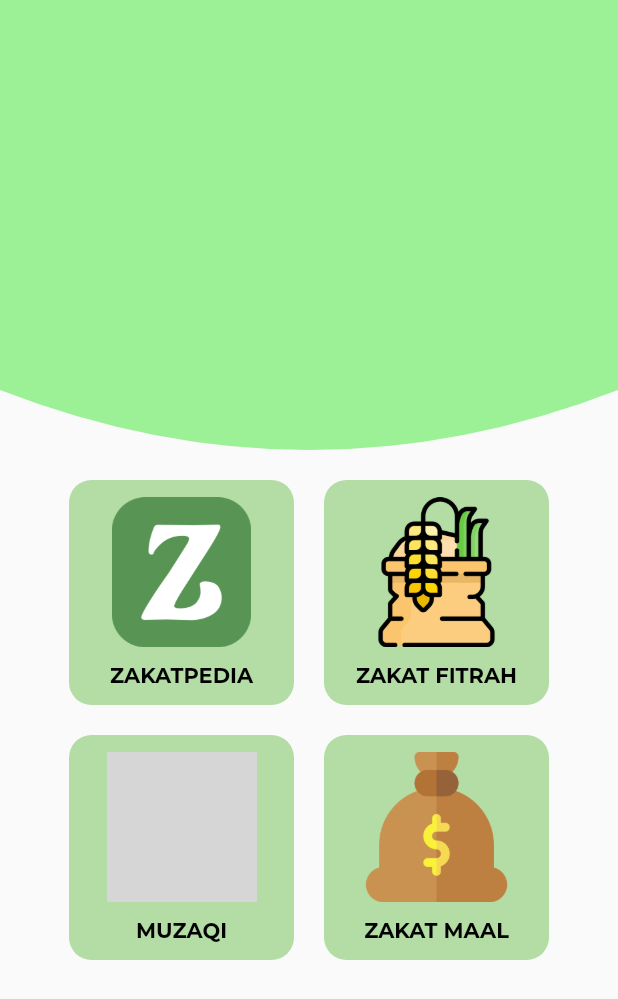
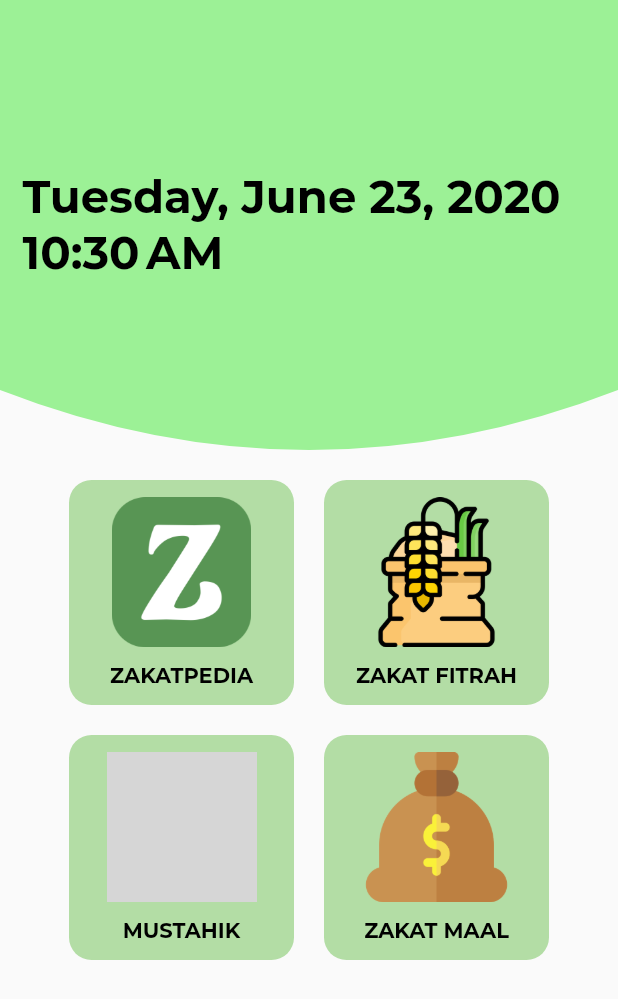
Before and after one commit to AdriF31/Zakats, a Flutter app: the screen it shows after launch, on a phone screen of 412 x 824 dp. Shown: the top 999 px of the screen. Run offline on Flutter 3.47's test engine with Material 2 defaults, Android fonts, the phone set to English and light mode, and no system bars; grey boxes are pictures that could not be loaded.

Commit message:
edit menu

```diff
--- a/lib/pages/home.dart
+++ b/lib/pages/home.dart
@@ -1,14 +1,19 @@
 import 'package:flutter/cupertino.dart';
 import 'package:flutter/material.dart';
-
+import 'package:intl/intl.dart';
 class HomePage extends StatefulWidget {
   @override
   _HomePageState createState() => _HomePageState();
 }
 
 class _HomePageState extends State<HomePage> {
+
+  DateTime _currentDate = new DateTime.now();
+
   @override
   Widget build(BuildContext context) {
+    String _formattodate = new DateFormat.yMMMMEEEEd().format(_currentDate);
+    String _formattotime = new DateFormat.jm().format(_currentDate);
     return Scaffold(
       body: ListView(
           children: <Widget>[
@@ -18,9 +23,30 @@
                   clipper: MyClipper(),
                   child: Container(
                     height: 300,
+                    width: MediaQuery.of(context).size.width,
                     decoration: BoxDecoration(
                       color: Color.fromRGBO(156, 241, 150, 1)
                     ),
+                   child: Padding(
+                     padding: const EdgeInsets.all(15.0),
+                     child: Column(
+                       mainAxisAlignment: MainAxisAlignment.center,
+                       children: <Widget>[
+                         Row(
+                           crossAxisAlignment: CrossAxisAlignment.start,
+                           children: <Widget>[
+                             Text('$_formattodate',style: TextStyle(fontFamily: 'montserrat', fontWeight: FontWeight.bold, color: Colors.black, fontSize: 30),),
+                           ],
+                         ),
+                         Row(
+                           crossAxisAlignment: CrossAxisAlignment.start,
+                           children: <Widget>[
+                             Text('$_formattotime',style: TextStyle(fontFamily: 'montserrat', fontWeight: FontWeight.bold, color: Colors.black, fontSize: 30),),
+                           ],
+                         ),
+                       ],
+                     ),
+                   ),
 
                   ),
                 )
@@ -107,7 +133,7 @@
                   children: <Widget>[
                     GestureDetector(
                       onTap: (){
-                        Navigator.pushNamed(context, "/muzaqi");
+                        Navigator.pushNamed(context, "/mustahik");
                       },
                       child: Container(
                         width: 150,
@@ -127,7 +153,7 @@
                             ),
                             SizedBox(height: 10,),
                             Text(
-                              "MUZAQI",
+                              "MUSTAHIK",
                               style: TextStyle(
                                   color: Colors.black,
                                   fontFamily: 'montserrat',
```
